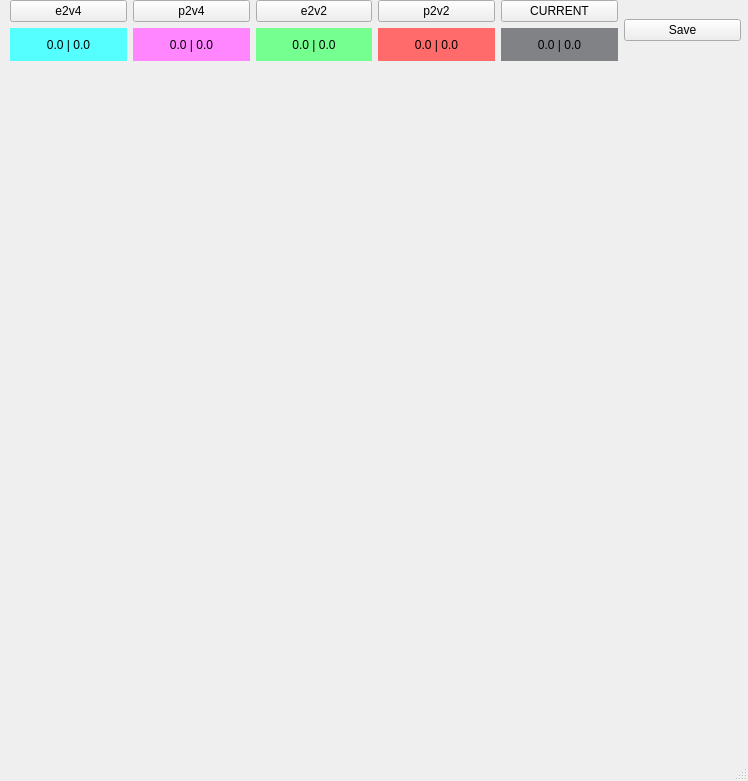
vitaliibalakin/c_orbit, file uis/wp's.ui: the form before one commit.
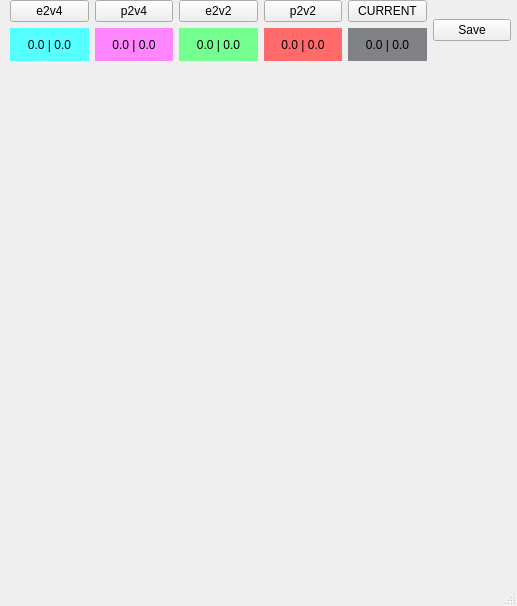
The form after the commit.

Diff of the .ui file:
```diff
--- a/uis/wp's.ui
+++ b/uis/wp's.ui
@@ -6,8 +6,8 @@
    <rect>
     <x>0</x>
     <y>0</y>
-    <width>748</width>
-    <height>781</height>
+    <width>517</width>
+    <height>606</height>
    </rect>
   </property>
   <property name="windowTitle">
@@ -19,17 +19,29 @@
      <rect>
       <x>10</x>
       <y>60</y>
-      <width>731</width>
-      <height>671</height>
+      <width>500</width>
+      <height>500</height>
      </rect>
     </property>
+    <property name="minimumSize">
+     <size>
+      <width>500</width>
+      <height>500</height>
+     </size>
+    </property>
+    <property name="maximumSize">
+     <size>
+      <width>500</width>
+      <height>500</height>
+     </size>
+    </property>
    </widget>
    <widget class="QWidget" name="gridLayoutWidget_2">
     <property name="geometry">
      <rect>
       <x>10</x>
       <y>0</y>
-      <width>731</width>
+      <width>501</width>
       <height>61</height>
      </rect>
     </property>
```
Left out of the diff: 2 changed lines with no effect on the pictures.
